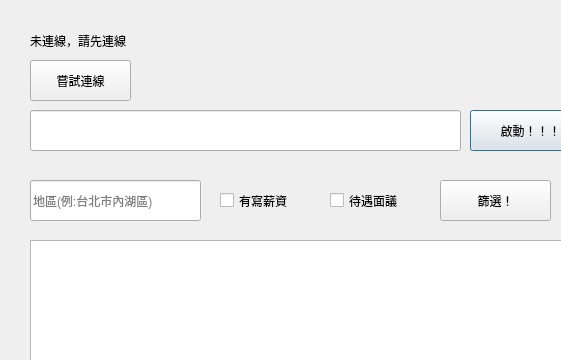
This is UI_with104/ui104.ui in Josh1216/learnPython as Qt 5 draws it before an edit; both pictures show x 0 to 561 and y 0 to 360 of the 650 by 850 pixel window. The edited form follows.
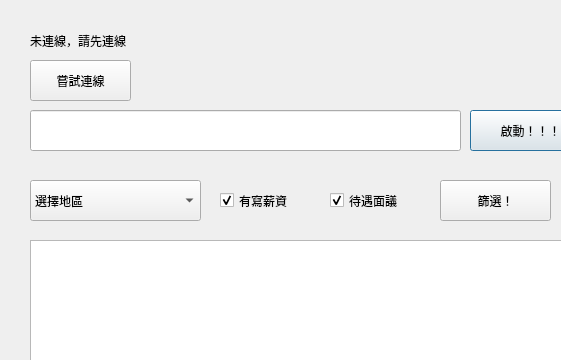
This is the edited form. Icons and pictures are not drawn.

```diff
--- a/UI_with104/ui104.ui
+++ b/UI_with104/ui104.ui
@@ -95,25 +95,6 @@
     <string>嘗試連線</string>
    </property>
   </widget>
-  <widget class="QLineEdit" name="lineEdit_2">
-   <property name="geometry">
-    <rect>
-     <x>30</x>
-     <y>180</y>
-     <width>171</width>
-     <height>41</height>
-    </rect>
-   </property>
-   <property name="styleSheet">
-    <string notr="true">font: 12pt &quot;新細明體&quot;;</string>
-   </property>
-   <property name="text">
-    <string/>
-   </property>
-   <property name="placeholderText">
-    <string>地區(例:台北市內湖區)</string>
-   </property>
-  </widget>
   <widget class="QCheckBox" name="salaryyes">
    <property name="geometry">
     <rect>
@@ -129,6 +110,9 @@
    <property name="text">
     <string>有寫薪資</string>
    </property>
+   <property name="checked">
+    <bool>true</bool>
+   </property>
   </widget>
   <widget class="QCheckBox" name="salaryno">
    <property name="geometry">
@@ -145,6 +129,9 @@
    <property name="text">
     <string>待遇面議</string>
    </property>
+   <property name="checked">
+    <bool>true</bool>
+   </property>
   </widget>
   <widget class="QPushButton" name="filter">
    <property name="geometry">
@@ -172,6 +159,27 @@
     </rect>
    </property>
   </widget>
+  <widget class="QComboBox" name="comboBox">
+   <property name="geometry">
+    <rect>
+     <x>30</x>
+     <y>180</y>
+     <width>171</width>
+     <height>41</height>
+    </rect>
+   </property>
+   <property name="styleSheet">
+    <string notr="true">font: 12pt &quot;新細明體&quot;;</string>
+   </property>
+   <property name="editable">
+    <bool>false</bool>
+   </property>
+   <item>
+    <property name="text">
+     <string>選擇地區</string>
+    </property>
+   </item>
+  </widget>
  </widget>
  <resources/>
  <connections/>
```
Left out of the diff: 10 changed lines with no effect on the pictures.
